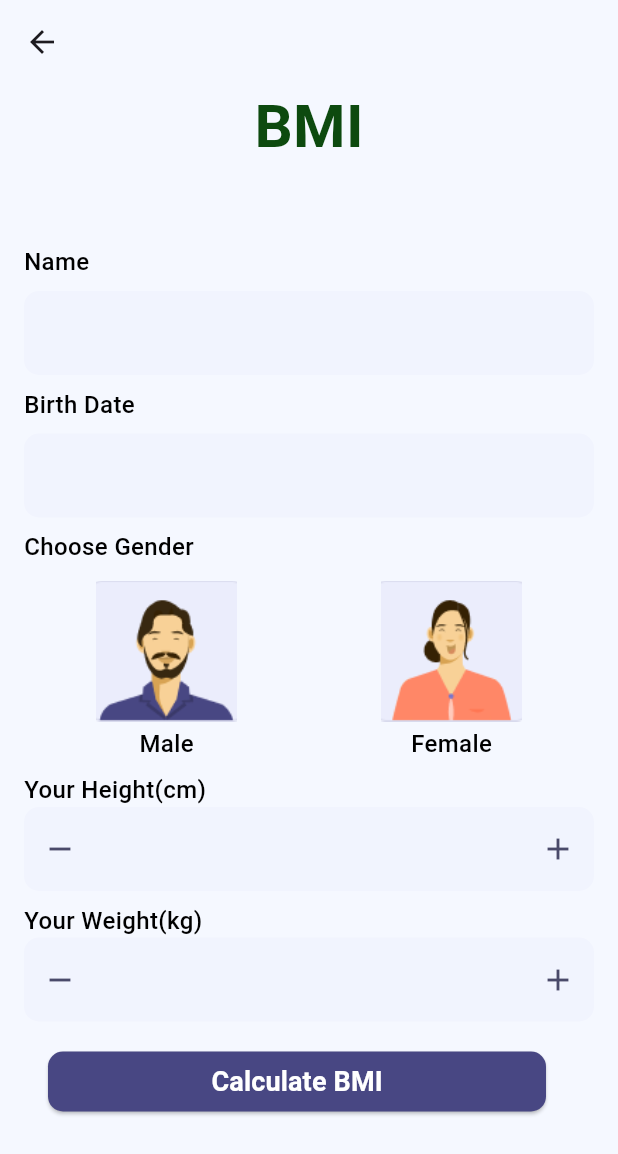
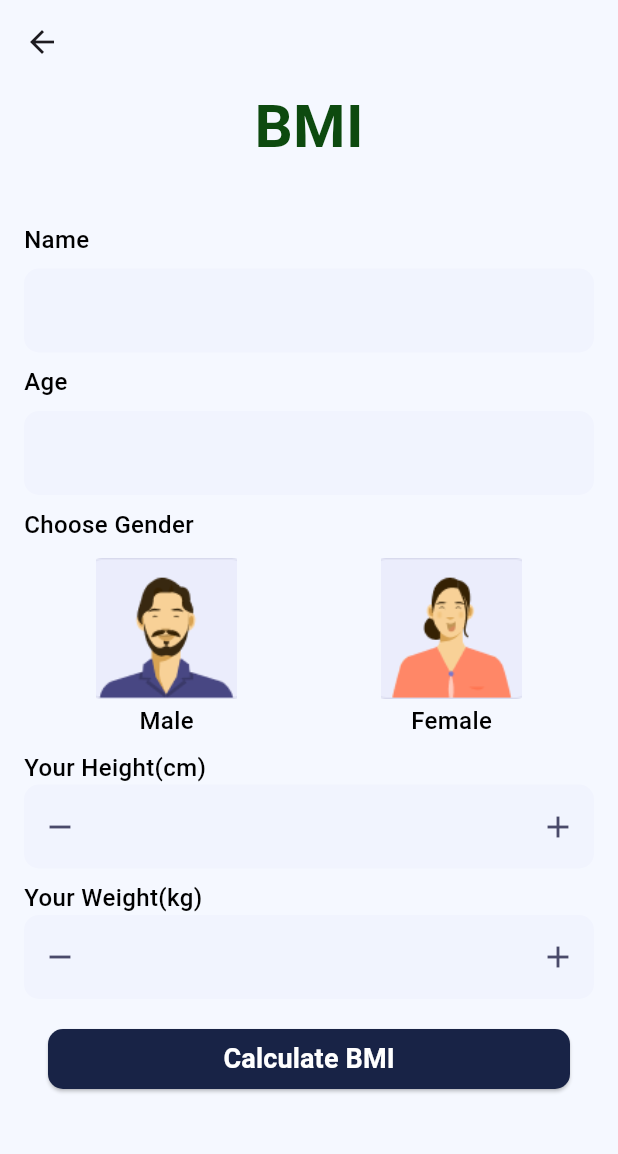
Before and after one commit to TasneemTarik/BMI, a Flutter app: the screen it shows after launch, after a tap on "Get Start", on a phone screen of 412 x 824 dp. Shown: the top 1154 px of the screen. Run offline on Flutter 3.47's test engine with Material 3 defaults, Android fonts, the phone set to English and light mode, and no system bars; our stand-ins replace bloc, dio, flutter_bloc.

Commit message:
final_commit

```diff
--- a/lib/core/customButton.dart
+++ b/lib/core/customButton.dart
@@ -16,8 +16,8 @@ class CustomElevatedButton extends StatelessWidget {
       padding: const EdgeInsets.all(16.0),
       child: ElevatedButton(
         style: ElevatedButton.styleFrom(
-          fixedSize: Size(332, 40),
-          backgroundColor: Color(0xff484783),
+          fixedSize: Size(double.maxFinite, 40),
+          backgroundColor: Color(0xff182346),
           shape: RoundedRectangleBorder(
             borderRadius: BorderRadiusGeometry.circular(10),
           ),
--- a/lib/core/custom_text_field.dart
+++ b/lib/core/custom_text_field.dart
@@ -1,13 +1,15 @@
 import 'package:flutter/material.dart';
 
 class CustomTextField extends StatelessWidget {
-  CustomTextField({super.key,required this.controller,required this.keyboardType});
+  CustomTextField({super.key,required this.controller,required this.keyboardType,required this.validate,this.submitted});
   TextEditingController? controller = TextEditingController();
+  String? Function(String?)? validate;
+  void Function(String)? submitted;
   TextInputType? keyboardType;
   @override
   Widget build(BuildContext context) {
-    return TextFormField(keyboardType: keyboardType,
-      controller: controller,
+    return TextFormField(keyboardType: keyboardType,onFieldSubmitted:submitted ,
+      controller: controller,validator: validate,
       textAlign: TextAlign.justify,
       decoration: InputDecoration(
         focusedBorder: OutlineInputBorder(
--- a/lib/core/custom_container.dart
+++ b/lib/core/custom_text_form_field.dart
@@ -1,20 +1,23 @@
 import 'package:flutter/material.dart';
 
-class CustomContainer extends StatelessWidget {
-  CustomContainer({
+class weightorheight_text_field extends StatelessWidget {
+  weightorheight_text_field({
     super.key,
     this.onpressedminus,
     this.onpressedplus,
     required this.controller,
+    required this.validate,
   });
   void Function()? onpressedminus;
   void Function()? onpressedplus;
+  String? Function(String?)? validate;
   TextEditingController controller = TextEditingController();
 
   // String text;
   @override
   Widget build(BuildContext context) {
     return TextFormField(
+      validator: validate,
       decoration: InputDecoration(
         prefixIcon: IconButton(
           onPressed: onpressedminus,
--- /dev/null
+++ b/lib/features/BMI_calculations/Data/Models/bmi_model.dart
@@ -0,0 +1,19 @@
+import 'dart:convert';
+
+import 'package:new_project/features/BMI_calculations/Data/Models/bmi_data_model.dart';
+
+class BmiModel {
+  final String? status;
+  final dynamic error;
+  final BmiDataModel? data;
+
+  BmiModel({required this.status, required this.error,required this.data});
+
+  factory BmiModel.fromjson(Map<String, dynamic> Json) {
+    return BmiModel(
+      status: Json['status'],
+      error: Json['error'],
+      data: BmiDataModel.fromjson(Json['data']),
+    );
+  }
+}
--- a/lib/features/BMI_calculations/Presentation/UIscreens/bmi.dart
+++ b/lib/features/BMI_calculations/Presentation/UIscreens/bmi.dart
@@ -1,10 +1,13 @@
 import 'package:flutter/material.dart';
+import 'package:flutter_bloc/flutter_bloc.dart';
 import 'package:new_project/core/customButton.dart';
-import 'package:new_project/core/custom_container.dart';
+import 'package:new_project/core/custom_text_form_field.dart';
 import 'package:new_project/core/custom_text_field.dart';
 import 'package:new_project/core/styles.dart';
-import 'package:new_project/features/BMI_calculations/Presentation/UIscreens/bmi_result.dart';
+import 'package:new_project/features/BMI_calculations/Data/Models/bmi_model.dart';
+import 'package:new_project/features/BMI_calculations/Presentation/UIscreens/bmi_details.dart';
 import 'package:new_project/features/BMI_calculations/Presentation/Widgets/image_container.dart';
+import 'package:new_project/features/BMI_calculations/Presentation/controllers/cubit/clac_bmi_cubit.dart';
 
 class BMIPage extends StatefulWidget {
   const BMIPage({super.key});
@@ -16,59 +19,76 @@ class BMIPage extends StatefulWidget {
 class _BMIPageState extends State<BMIPage> {
   String? genderSelection = '';
   int number = 0; // Initial number
-  TextEditingController controller = TextEditingController();
-  TextEditingController controller2 = TextEditingController();
+  TextEditingController weight = TextEditingController();
+  TextEditingController height = TextEditingController();
   TextEditingController namecontroller = TextEditingController();
-  TextEditingController datecontroller = TextEditingController();
+  TextEditingController agecontroller = TextEditingController();
 
   void _decreaseHeight() {
     setState(() {
-      int current = int.tryParse(controller.text) ?? 0;
+      int current = int.tryParse(weight.text) ?? 0;
       if (current > 0) {
         current--;
       }
-      controller.text = current.toString();
+      weight.text = current.toString();
     });
   }
 
   void _decreaseWeight() {
     setState(() {
-      int current1 = int.tryParse(controller2.text) ?? 0;
+      int current1 = int.tryParse(height.text) ?? 0;
       if (current1 > 0) {
         current1--;
       }
-      controller2.text = current1.toString();
+      height.text = current1.toString();
     });
   }
 
   void _increaseHeight() {
     setState(() {
-      int current = int.tryParse(controller.text) ?? 0;
+      int current = int.tryParse(weight.text) ?? 0;
       current++;
-      controller.text = current.toString();
+      weight.text = current.toString();
     });
   }
 
   void _increaseWeight() {
     setState(() {
-      int current1 = int.tryParse(controller2.text) ?? 0;
+      int current1 = int.tryParse(height.text) ?? 0;
       current1++;
-      controller2.text = current1.toString();
+      height.text = current1.toString();
     });
   }
 
   @override
   Widget build(BuildContext context) {
     TextInputType? keyboardtypename = TextInputType.name;
-    TextInputType? keyboardtypedate = TextInputType.datetime;
-
+    TextInputType? keyboardtypeage = TextInputType.number;
+    final _formkey = GlobalKey<FormState>();
     return Scaffold(
       appBar: AppBar(backgroundColor: Colors.transparent, elevation: 0),
       backgroundColor: Styles.primaryColor,
-      body: Padding(
+      body: BlocBuilder<BmiCubit, ClacBmiState>(
+        builder: (context, state) {
+          if (state is Bmiloaded) {
+            return CircularProgressIndicator();
+          } else if (state is Bmifailed) {
+            return Center(
+              child: Text(
+                'Failed to load BMI result',
+                style: Styles.textStyle15,
+              ),
+            );
+            // return ScaffoldMessenger(
+            //   child: SnackBar(content: Text('somthing wrong')),
+            // );
+          } else {
+            return Padding(
               padding: const EdgeInsets.symmetric(horizontal: 16.0),
               child: SingleChildScrollView(
                 scrollDirection: Axis.vertical,
+                child: Form(
+                  key: _formkey,
                   child: Column(
                     crossAxisAlignment: CrossAxisAlignment.start,
                     children: [
@@ -77,20 +97,41 @@ class _BMIPageState extends State<BMIPage> {
                         mainAxisAlignment: MainAxisAlignment.center,
                         children: [Text('BMI', style: Styles.textStyle40)],
                       ),
-              SizedBox(height: 50),
+                      SizedBox(height: 35),
                       Text('Name ', style: Styles.textStyle16),
                       SizedBox(height: 8),
                       CustomTextField(
+                        validate: (p0) {
+                          if (p0 == null || p0.isEmpty) {
+                            return 'please enter your name';
+                          } else {
+                            BlocProvider.of<BmiCubit>(context).name = p0;
+
+                            return null;
+                          }
+                        },
+
                         controller: namecontroller,
                         keyboardType: keyboardtypename,
                       ),
                       SizedBox(height: 8),
 
-              Text('Birth Date ', style: Styles.textStyle16),
+                      Text('Age', style: Styles.textStyle16),
                       SizedBox(height: 8),
                       CustomTextField(
-                controller: datecontroller,
-                keyboardType: keyboardtypedate,
+                        validate: (p0) {
+                          if (p0 == null || p0.isEmpty) {
+                            return 'please enter your age';
+                          } else {
+                            BlocProvider.of<BmiCubit>(context).age =
+                                int.tryParse(p0);
+                            return null;
+                          }
+                        },
+
+                        // submitted: (p0) =>
+                        controller: agecontroller,
+                        keyboardType: keyboardtypeage,
                       ),
                       SizedBox(height: 8),
                       Text('Choose Gender', style: Styles.textStyle16),
@@ -104,7 +145,7 @@ class _BMIPageState extends State<BMIPage> {
                                 child: ImageContainer(
                                   imagepath: 'assets/Images/male.png',
                                   color: genderSelection == 'male'
-                              ? Color(0xFF4A4A6A)
+                                      ? Color(0xFF182346)
                                       : Colors.transparent,
                                 ),
                                 onTap: () {
@@ -127,7 +168,7 @@ class _BMIPageState extends State<BMIPage> {
                                 child: ImageContainer(
                                   imagepath: 'assets/Images/female.png',
                                   color: genderSelection == 'female'
-                              ? Color(0xFF4A4A6A)
+                                      ? Color(0xFF182346)
                                       : Colors.transparent,
                                 ),
                                 onTap: () {
@@ -141,26 +182,44 @@ class _BMIPageState extends State<BMIPage> {
                           ),
                         ],
                       ),
-              // Row(mainAxisAlignment: MainAxisAlignment.spaceAround, children: []),
-              // CustomTextField(),
+
                       SizedBox(height: 8),
                       Text('Your Height(cm)', style: Styles.textStyle16),
 
-              CustomContainer(
+                      weightorheight_text_field(
+                        validate: (input) {
+                          if (input != null && input.isNotEmpty) {
+                            return null;
+                          } else {
+                            return 'please enter your height';
+                          }
+                        },
                         onpressedminus: _decreaseHeight,
-                controller: controller,
+                        controller: height,
                         onpressedplus: _increaseHeight,
                       ),
                       SizedBox(height: 8),
                       Text('Your Weight(kg)', style: Styles.textStyle16),
-              CustomContainer(
+                      weightorheight_text_field(
+                        validate: (input) {
+                          if (input != null && input.isNotEmpty) {
+                            return null;
+                          } else {
+                            return 'please enter your weight';
+                          }
+                        },
                         onpressedminus: _decreaseWeight,
-                controller: controller2,
+                        controller: weight,
                         onpressedplus: _increaseWeight,
                       ),
 
                       CustomElevatedButton(
                         onpressed: () {
+                          if (_formkey.currentState!.validate()) {
+                            BlocProvider.of<BmiCubit>(context).fetchbmi(
+                              double.parse(weight.text),
+                              double.parse(height.text),
+                            );
                             Navigator.push(
                               context,
                               MaterialPageRoute(
@@ -169,6 +228,7 @@ class _BMIPageState extends State<BMIPage> {
                                 },
                               ),
                             );
+                          }
                         },
                         text: 'Calculate BMI',
                       ),
@@ -178,4 +238,8 @@ class _BMIPageState extends State<BMIPage> {
               ),
             );
           }
+        },
+      ),
+    );
   }
+}
--- a/lib/features/BMI_calculations/Presentation/UIscreens/bmi_result.dart
+++ b/lib/features/BMI_calculations/Presentation/UIscreens/bmi_details.dart
@@ -1,6 +1,6 @@
 import 'package:flutter/material.dart';
 
-import '../Widgets/bmi_result_body.dart';
+import '../Widgets/bmi_details_body.dart';
 
 class BmiResult extends StatelessWidget {
   const BmiResult({super.key});
--- /dev/null
+++ b/lib/features/BMI_calculations/Presentation/UIscreens/splash_view.dart
@@ -0,0 +1,50 @@
+import 'dart:async';
+import 'package:flutter/material.dart';
+
+class SplashScreen extends StatefulWidget {
+  const SplashScreen({super.key});
+
+  @override
+  State<SplashScreen> createState() => _SplashScreenState();
+}
+
+class _SplashScreenState extends State<SplashScreen> {
+  @override
+  void initState() {
+    super.initState();
+
+    // Wait for 3 seconds, then navigate
+    Timer(const Duration(seconds: 3), () {
+      Navigator.of(context).pushReplacementNamed('/home');
+    });
+  }
+
+  @override
+  Widget build(BuildContext context) {
+    return Scaffold(
+      // backgroundColor: Colors.teal, // change as needed
+      body: Center(
+        child: Column(
+          mainAxisAlignment: MainAxisAlignment.center,
+          children: const [
+            // App Logo
+            Icon(
+              Icons.fitness_center,
+              color: Colors.white,
+              size: 100,
+            ),
+            SizedBox(height: 20),
+            Text(
+              'My BMI App',
+              style: TextStyle(fontSize: 24, fontWeight: FontWeight.bold, color: Color(0xff182346)),
+            ),
+            SizedBox(height: 10),
+            CircularProgressIndicator(
+              valueColor: AlwaysStoppedAnimation<Color>(Colors.white),
+            ),
+          ],
+        ),
+      ),
+    );
+  }
+}
--- a/lib/features/BMI_calculations/Presentation/Widgets/custom_container_home.dart
+++ b/lib/features/BMI_calculations/Presentation/Widgets/custom_container_home.dart
@@ -15,7 +15,7 @@ class CustomContainerHome extends StatelessWidget {
       width: double.infinity,
       height: MediaQuery.of(context).size.height * .6,
       decoration: BoxDecoration(
-        color: Color(0xff7876CD),
+        color: Color(0xff7c83AD),
         borderRadius: BorderRadius.circular(25),
       ),
 
--- /dev/null
+++ b/lib/features/BMI_calculations/Presentation/controllers/cubit/clac_bmi_cubit.dart
@@ -0,0 +1,69 @@
+import 'dart:convert';
+
+import 'package:bloc/bloc.dart';
+import 'package:dio/dio.dart';
+import 'package:meta/meta.dart';
+import 'package:new_project/core/Api_service.dart';
+
+import '../../../Data/Models/bmi_model.dart';
+
+part 'clac_bmi_state.dart';
+
+class BmiCubit extends Cubit<ClacBmiState> {
+  BmiModel? bmiModel;
+  BmiCubit() : super(BmiInitial());
+
+  String? name;
+
+  int? age;
+  dynamic response;
+
+  Future<void> fetchbmi(double weight, double height) async {
+    try {
+      emit(Bmiloaded());
+
+      Dio dio = Dio();
+      String baseurl = "https://api.apiverve.com/v1/bmicalculator";
+
+      response = await dio.get(
+        '$baseurl?weight=$weight&height=$height&unit=metric',
+        options: Options(
+          headers: {"x-api-key": "85bcf62f-a6ff-47c7-95c8-53ee9c1a32ad"},
+        ),
+      );
+
+      if (response.statusCode == 200) {
+        bmiModel = BmiModel.fromjson(
+          jsonDecode(response.data) as Map<String, dynamic>,
+        );
+        emit(Bmisuccess()); // Now bmiModel is set
+      } else {
+        emit(Bmifailed(errmessage: 'Error in getting data'));
+      }
+    } catch (e) {
+      emit(Bmifailed(errmessage: e.toString()));
+    }
+    // }
+    //   Future<BmiModel> fetchbmi(double weight, double height) async {
+    //     Dio dio = Dio();
+    //     String baseurl = "https://api.apiverve.com/v1/bmicalculator";
+
+    //     response = await dio.get(
+    //       '$baseurl?weight=$weight&height=$height&unit=metric',
+    //       options: Options(
+    //         headers: {"x-api-key": "85bcf62f-a6ff-47c7-95c8-53ee9c1a32ad"},
+    //       ),
+    //     );
+    //     emit(Bmiloaded());
+    //     if (response.statusCode == 200) {
+    //       emit(Bmisuccess());
+    //       return BmiModel.fromjson(
+    //         jsonDecode(response.data) as Map<String, dynamic>,
+    //       );
+    //     } else {
+    //       emit(Bmifailed(errmessage: 'error in getting data'));
+    //       throw Exception('Failed to load album');
+    //     }
+    //   }
+  }
+}
--- /dev/null
+++ b/lib/features/BMI_calculations/Presentation/controllers/cubit/clac_bmi_state.dart
@@ -0,0 +1,19 @@
+part of 'clac_bmi_cubit.dart';
+
+@immutable
+sealed class ClacBmiState {}
+
+final class BmiInitial extends ClacBmiState {}
+
+final class Bmiloaded extends ClacBmiState {}
+
+final class Bmisuccess extends ClacBmiState {
+  // final BmiModel bmimodel;
+
+  // Bmisuccess(this.bmimodel);
+}
+
+final class Bmifailed extends ClacBmiState {
+  String? errmessage;
+  Bmifailed({required this.errmessage});
+}
--- a/lib/main.dart
+++ b/lib/main.dart
@@ -1,8 +1,11 @@
 import 'package:flutter/material.dart';
+import 'package:flutter_bloc/flutter_bloc.dart';
 import 'package:new_project/features/BMI_calculations/Presentation/UIscreens/bmi.dart';
+import 'package:new_project/features/BMI_calculations/Presentation/UIscreens/splash_view.dart';
+import 'package:new_project/features/BMI_calculations/Presentation/controllers/cubit/clac_bmi_cubit.dart';
 
 import 'core/styles.dart';
-import 'features/BMI_calculations/Presentation/UIscreens/bmi_result.dart';
+import 'features/BMI_calculations/Presentation/UIscreens/bmi_details.dart';
 import 'features/BMI_calculations/Presentation/UIscreens/home_page.dart';
 
 void main() {
@@ -12,17 +15,20 @@ void main() {
 class FLutterApp extends StatelessWidget {
   const FLutterApp({super.key});
 
-  @override
   Widget build(BuildContext context) {
-    return MaterialApp(
-      initialRoute: '/home',
+    return BlocProvider(
+      create: (context) => BmiCubit(),
+      child: MaterialApp(
+        initialRoute: '/splash',
         theme: ThemeData(primaryColor: Styles.primaryColor),
         debugShowCheckedModeBanner: false,
         routes: {
+          '/splash':(context)=>SplashScreen(),
           '/home': (context) => HomePage(),
           '/bmi': (context) => BMIPage(),
           '/bmi_result': (context) => BmiResult(),
         },
+      ),
     );
   }
 }
--- a/pubspec.yaml
+++ b/pubspec.yaml
@@ -29,6 +29,7 @@ environment:
 # versions available, run `flutter pub outdated`.
 dependencies:
   cupertino_icons: ^1.0.8
+  dio: ^5.8.0+1
   flutter:
     sdk: flutter
   flutter_bloc: ^9.1.1
```
Also changed, not shown: lib/core/Api_service.dart (added, +17 -0 lines), lib/features/BMI_calculations/Data/Models/bmi_data_model.dart (added, +42 -0 lines), lib/features/BMI_calculations/Presentation/Widgets/bmi_details_body.dart (added, +177 -0 lines), lib/features/BMI_calculations/Presentation/Widgets/bmi_result_body.dart (deleted, +0 -142 lines), pubspec.lock. Lines whose indentation alone changed are shown as unchanged.
